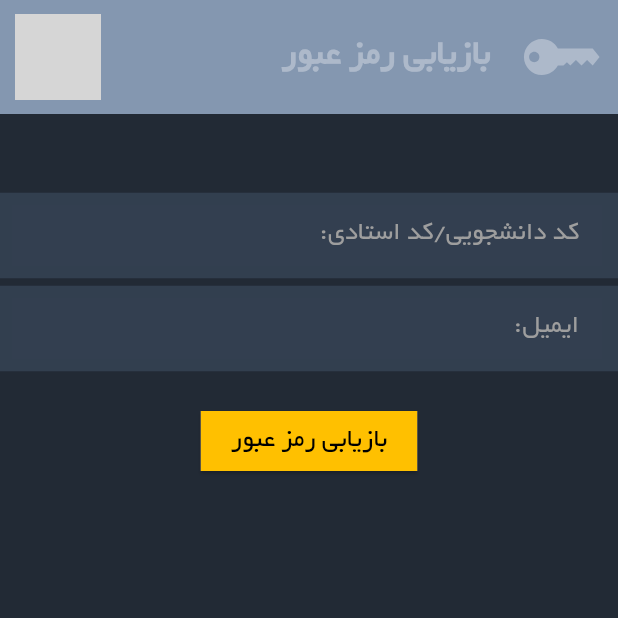
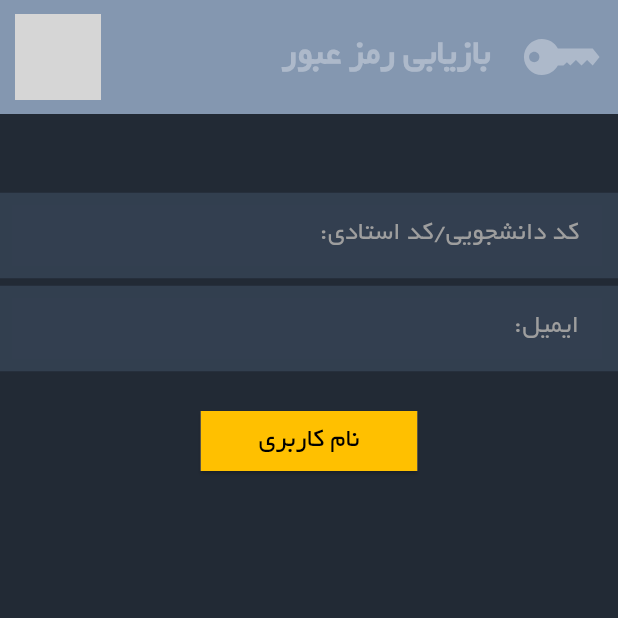
Before and after one commit to SmartDevStar/rntstudentsapp-flutter-node, a Flutter app: the PasswordRecoveryPage screen opened directly, on a phone screen of 412 x 824 dp, the top half of it. Run offline on Flutter 3.47's test engine with Material 2 defaults, Android fonts, the phone set to English and light mode, and no system bars; our stand-ins replace flutter_svg, shared_preferences; accounts and stored records are empty; network calls fail; key blocks and very long unbroken strings in the code were emptied for the run; grey boxes are pictures that could not be loaded.

Commit message:
change text of username field in password recovery

```diff
--- a/lib/screens/password_recovery.dart
+++ b/lib/screens/password_recovery.dart
@@ -262,7 +262,7 @@ class _PasswordRecoveryPageState extends State<PasswordRecoveryPage> {
                     color: const Color(0xffffc000)),
                 padding: const EdgeInsets.all(0),
                 child: const Text(
-                  "بازیابی رمز عبور",
+                  "نام کاربری",
                   textAlign: TextAlign.center,
                   style: TextStyle(
                     color: Colors.black,
```
